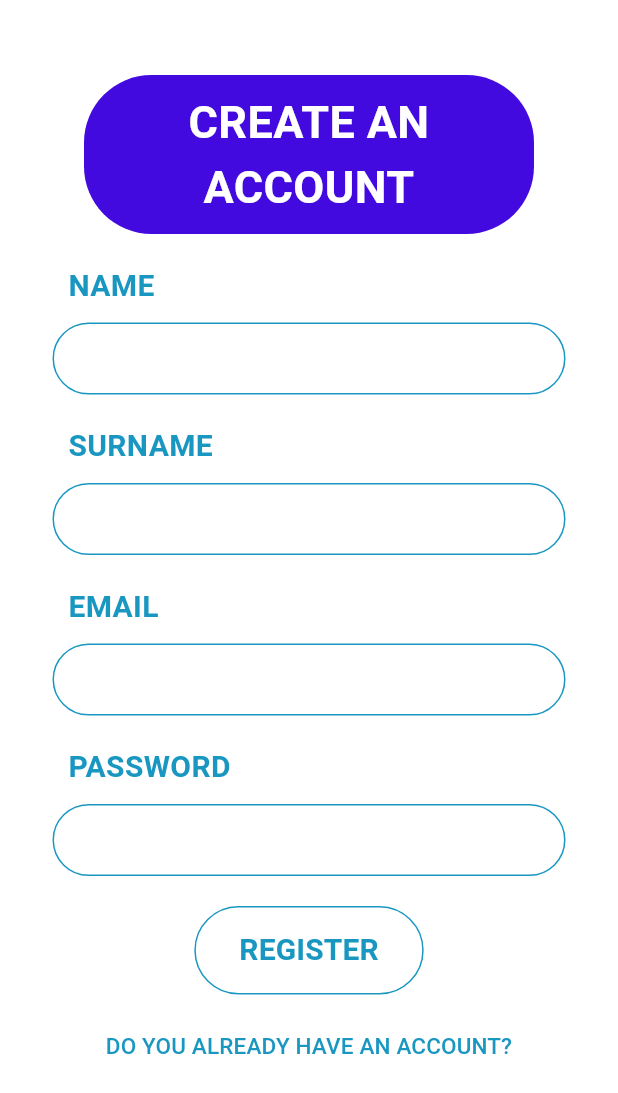
After one commit to veysel-ozdemir/InvestHub-Frontend, a Flutter app: the RegisterPage screen opened by its route, on a phone screen of 412 x 824 dp. The commit adds this screen. Shown: the top 1093 px of the screen. Run offline on Flutter 3.47's test engine with Material 3 defaults, Android fonts, the phone set to English and light mode, and no system bars; our stand-ins replace flutter_riverpod, gap, go_router.

Commit message:
Create: Register Page

```diff
--- a/investhub/lib/const/color_palette.dart
+++ b/investhub/lib/const/color_palette.dart
@@ -6,4 +6,5 @@ class ColorPalette {
 
   static const darkPurple = Color.fromARGB(255, 67, 10, 224);
   static const lightBlue = Color.fromARGB(255, 167, 239, 255);
+  static const blue = Color.fromARGB(255, 25, 151, 193);
 }
--- a/investhub/lib/presentation/pages/account_selection_page.dart
+++ b/investhub/lib/presentation/pages/account_selection_page.dart
@@ -1,9 +1,13 @@
+// ignore_for_file: prefer_typing_uninitialized_variables
+
 import 'package:flutter/material.dart';
 import 'package:flutter_riverpod/flutter_riverpod.dart';
 import 'package:gap/gap.dart';
 import 'package:go_router/go_router.dart';
 import 'package:investhub/const/color_palette.dart';
 import 'package:investhub/presentation/widgets/app_alert.dart';
+import 'package:investhub/route/route_location.dart';
+import 'package:investhub/utils/account_type.dart';
 
 class AccountSelectioPage extends ConsumerStatefulWidget {
   const AccountSelectioPage({super.key});
@@ -18,7 +22,7 @@ class AccountSelectioPage extends ConsumerStatefulWidget {
 }
 
 class _AccountSelectioPageState extends ConsumerState<AccountSelectioPage> {
-  int _selectedAccount = 0;
+  var _selectedAccountType;
 
   @override
   Widget build(BuildContext context) {
@@ -35,14 +39,14 @@ class _AccountSelectioPageState extends ConsumerState<AccountSelectioPage> {
                   Size(250, 90),
                 ),
                 backgroundColor: MaterialStatePropertyAll(
-                  _selectedAccount == 1
+                  _selectedAccountType == AccountType.investor
                       ? ColorPalette.darkPurple
                       : ColorPalette.lightBlue,
                 ),
               ),
               onPressed: () {
                 setState(() {
-                  _selectedAccount = 1;
+                  _selectedAccountType = AccountType.investor;
                 });
               },
               child: Text(
@@ -51,7 +55,7 @@ class _AccountSelectioPageState extends ConsumerState<AccountSelectioPage> {
                 style: TextStyle(
                   fontSize: 20,
                   fontWeight: FontWeight.bold,
-                  color: _selectedAccount == 1
+                  color: _selectedAccountType == AccountType.investor
                       ? ColorPalette.lightBlue
                       : ColorPalette.darkPurple,
                 ),
@@ -64,14 +68,14 @@ class _AccountSelectioPageState extends ConsumerState<AccountSelectioPage> {
                   Size(250, 90),
                 ),
                 backgroundColor: MaterialStatePropertyAll(
-                  _selectedAccount == 2
+                  _selectedAccountType == AccountType.studentCommunity
                       ? ColorPalette.darkPurple
                       : ColorPalette.lightBlue,
                 ),
               ),
               onPressed: () {
                 setState(() {
-                  _selectedAccount = 2;
+                  _selectedAccountType = AccountType.studentCommunity;
                 });
               },
               child: Text(
@@ -80,7 +84,7 @@ class _AccountSelectioPageState extends ConsumerState<AccountSelectioPage> {
                 style: TextStyle(
                   fontSize: 20,
                   fontWeight: FontWeight.bold,
-                  color: _selectedAccount == 2
+                  color: _selectedAccountType == AccountType.studentCommunity
                       ? ColorPalette.lightBlue
                       : ColorPalette.darkPurple,
                 ),
@@ -93,14 +97,14 @@ class _AccountSelectioPageState extends ConsumerState<AccountSelectioPage> {
                   Size(250, 90),
                 ),
                 backgroundColor: MaterialStatePropertyAll(
-                  _selectedAccount == 3
+                  _selectedAccountType == AccountType.individual
                       ? ColorPalette.darkPurple
                       : ColorPalette.lightBlue,
                 ),
               ),
               onPressed: () {
                 setState(() {
-                  _selectedAccount = 3;
+                  _selectedAccountType = AccountType.individual;
                 });
               },
               child: Text(
@@ -109,7 +113,7 @@ class _AccountSelectioPageState extends ConsumerState<AccountSelectioPage> {
                 style: TextStyle(
                   fontSize: 20,
                   fontWeight: FontWeight.bold,
-                  color: _selectedAccount == 3
+                  color: _selectedAccountType == AccountType.individual
                       ? ColorPalette.lightBlue
                       : ColorPalette.darkPurple,
                 ),
@@ -126,7 +130,7 @@ class _AccountSelectioPageState extends ConsumerState<AccountSelectioPage> {
                 ),
               ),
               onPressed: () {
-                if (_selectedAccount == 0) {
+                if (_selectedAccountType == null) {
                   AppAlert.showAccountSelectionAnimatedDialog(context);
                 } else {}
               },
@@ -151,9 +155,14 @@ class _AccountSelectioPageState extends ConsumerState<AccountSelectioPage> {
                 ),
               ),
               onPressed: () {
-                if (_selectedAccount == 0) {
+                if (_selectedAccountType == null) {
                   AppAlert.showAccountSelectionAnimatedDialog(context);
-                } else {}
+                } else {
+                  context.push(
+                    RouteLocations.register,
+                    extra: _selectedAccountType,
+                  );
+                }
               },
               child: const Text(
                 "REGISTER",
--- /dev/null
+++ b/investhub/lib/presentation/pages/register_page.dart
@@ -0,0 +1,299 @@
+import 'package:flutter/material.dart';
+import 'package:gap/gap.dart';
+import 'package:go_router/go_router.dart';
+import 'package:investhub/const/color_palette.dart';
+import 'package:investhub/utils/account_type.dart';
+
+class RegisterPage extends StatefulWidget {
+  final AccountType? accountType;
+  const RegisterPage({
+    super.key,
+    required this.accountType,
+  });
+
+  static RegisterPage builder(BuildContext context, GoRouterState state) =>
+      RegisterPage(
+        accountType: state.extra as AccountType?,
+      );
+
+  @override
+  State<RegisterPage> createState() => _RegisterPageState();
+}
+
+class _RegisterPageState extends State<RegisterPage> {
+  final TextEditingController _nameController = TextEditingController();
+  final TextEditingController _surnameController = TextEditingController();
+  final TextEditingController _emailController = TextEditingController();
+  final TextEditingController _passwordController = TextEditingController();
+
+  @override
+  Widget build(BuildContext context) {
+    return Scaffold(
+      backgroundColor: Colors.white,
+      resizeToAvoidBottomInset: false,
+      body: SizedBox.expand(
+        child: Padding(
+          padding: const EdgeInsets.only(
+            bottom: 20,
+            top: 20,
+            left: 35,
+            right: 35,
+          ),
+          child: Column(
+            crossAxisAlignment: CrossAxisAlignment.center,
+            children: [
+              const Gap(30),
+              Container(
+                width: 300,
+                padding: const EdgeInsets.all(10),
+                alignment: Alignment.center,
+                decoration: const BoxDecoration(
+                  borderRadius: BorderRadius.all(
+                    Radius.circular(45),
+                  ),
+                  color: ColorPalette.darkPurple,
+                ),
+                child: const Text(
+                  "CREATE AN\nACCOUNT",
+                  textAlign: TextAlign.center,
+                  style: TextStyle(
+                    color: Colors.white,
+                    fontSize: 30,
+                    fontWeight: FontWeight.bold,
+                  ),
+                ),
+              ),
+              const Gap(20),
+              Column(
+                crossAxisAlignment: CrossAxisAlignment.start,
+                children: [
+                  const Text(
+                    "\t\tNAME",
+                    style: TextStyle(
+                      color: ColorPalette.blue,
+                      fontSize: 20,
+                      fontWeight: FontWeight.bold,
+                    ),
+                  ),
+                  const Gap(10),
+                  TextFormField(
+                    controller: _nameController,
+                    style: const TextStyle(
+                      color: ColorPalette.darkPurple,
+                      fontSize: 18,
+                    ),
+                    cursorColor: ColorPalette.blue,
+                    decoration: const InputDecoration(
+                      contentPadding: EdgeInsets.symmetric(
+                        vertical: 0,
+                        horizontal: 10,
+                      ),
+                      focusedBorder: OutlineInputBorder(
+                        borderSide: BorderSide(
+                          color: ColorPalette.blue,
+                        ),
+                        borderRadius: BorderRadius.all(
+                          Radius.circular(45),
+                        ),
+                      ),
+                      enabledBorder: OutlineInputBorder(
+                        borderSide: BorderSide(
+                          color: ColorPalette.blue,
+                        ),
+                        borderRadius: BorderRadius.all(
+                          Radius.circular(45),
+                        ),
+                      ),
+                    ),
+                  ),
+                ],
+              ),
+              const Gap(20),
+              Column(
+                crossAxisAlignment: CrossAxisAlignment.start,
+                children: [
+                  const Text(
+                    "\t\tSURNAME",
+                    style: TextStyle(
+                      color: ColorPalette.blue,
+                      fontSize: 20,
+                      fontWeight: FontWeight.bold,
+                    ),
+                  ),
+                  const Gap(10),
+                  TextFormField(
+                    controller: _surnameController,
+                    style: const TextStyle(
+                      color: ColorPalette.darkPurple,
+                      fontSize: 18,
+                    ),
+                    cursorColor: ColorPalette.blue,
+                    decoration: const InputDecoration(
+                      contentPadding: EdgeInsets.symmetric(
+                        vertical: 0,
+                        horizontal: 10,
+                      ),
+                      focusedBorder: OutlineInputBorder(
+                        borderSide: BorderSide(
+                          color: ColorPalette.blue,
+                        ),
+                        borderRadius: BorderRadius.all(
+                          Radius.circular(45),
+                        ),
+                      ),
+                      enabledBorder: OutlineInputBorder(
+                        borderSide: BorderSide(
+                          color: ColorPalette.blue,
+                        ),
+                        borderRadius: BorderRadius.all(
+                          Radius.circular(45),
+                        ),
+                      ),
+                    ),
+                  ),
+                ],
+              ),
+              const Gap(20),
+              Column(
+                crossAxisAlignment: CrossAxisAlignment.start,
+                children: [
+                  const Text(
+                    "\t\tEMAIL",
+                    style: TextStyle(
+                      color: ColorPalette.blue,
+                      fontSize: 20,
+                      fontWeight: FontWeight.bold,
+                    ),
+                  ),
+                  const Gap(10),
+                  TextFormField(
+                    controller: _emailController,
+                    style: const TextStyle(
+                      color: ColorPalette.darkPurple,
+                      fontSize: 18,
+                    ),
+                    cursorColor: ColorPalette.blue,
+                    decoration: const InputDecoration(
+                      contentPadding: EdgeInsets.symmetric(
+                        vertical: 0,
+                        horizontal: 10,
+                      ),
+                      focusedBorder: OutlineInputBorder(
+                        borderSide: BorderSide(
+                          color: ColorPalette.blue,
+                        ),
+                        borderRadius: BorderRadius.all(
+                          Radius.circular(45),
+                        ),
+                      ),
+                      enabledBorder: OutlineInputBorder(
+                        borderSide: BorderSide(
+                          color: ColorPalette.blue,
+                        ),
+                        borderRadius: BorderRadius.all(
+                          Radius.circular(45),
+                        ),
+                      ),
+                    ),
+                  ),
+                ],
+              ),
+              const Gap(20),
+              Column(
+                crossAxisAlignment: CrossAxisAlignment.start,
+                children: [
+                  const Text(
+                    "\t\tPASSWORD",
+                    style: TextStyle(
+                      color: ColorPalette.blue,
+                      fontSize: 20,
+                      fontWeight: FontWeight.bold,
+                    ),
+                  ),
+                  const Gap(10),
+                  TextFormField(
+                    controller: _passwordController,
+                    style: const TextStyle(
+                      color: ColorPalette.darkPurple,
+                      fontSize: 18,
+                    ),
+                    cursorColor: ColorPalette.blue,
+                    decoration: const InputDecoration(
+                      contentPadding: EdgeInsets.symmetric(
+                        vertical: 0,
+                        horizontal: 10,
+                      ),
+                      focusedBorder: OutlineInputBorder(
+                        borderSide: BorderSide(
+                          color: ColorPalette.blue,
+                        ),
+                        borderRadius: BorderRadius.all(
+                          Radius.circular(45),
+                        ),
+                      ),
+                      enabledBorder: OutlineInputBorder(
+                        borderSide: BorderSide(
+                          color: ColorPalette.blue,
+                        ),
+                        borderRadius: BorderRadius.all(
+                          Radius.circular(45),
+                        ),
+                      ),
+                    ),
+                  ),
+                ],
+              ),
+              const Gap(20),
+              Column(
+                children: [
+                  OutlinedButton(
+                    onPressed: () {},
+                    style: ButtonStyle(
+                        side: const MaterialStatePropertyAll(
+                          BorderSide(
+                            color: ColorPalette.blue,
+                          ),
+                        ),
+                        backgroundColor:
+                            const MaterialStatePropertyAll(Colors.white),
+                        shape: MaterialStatePropertyAll(
+                          RoundedRectangleBorder(
+                            borderRadius: BorderRadius.circular(30),
+                          ),
+                        ),
+                        padding: const MaterialStatePropertyAll(
+                          EdgeInsets.symmetric(
+                            horizontal: 30,
+                            vertical: 15,
+                          ),
+                        )),
+                    child: const Text(
+                      "REGISTER",
+                      style: TextStyle(
+                        color: ColorPalette.blue,
+                        fontWeight: FontWeight.bold,
+                        fontSize: 20,
+                      ),
+                    ),
+                  ),
+                  const Gap(10),
+                  TextButton(
+                    onPressed: () {},
+                    child: const Text(
+                      "DO YOU ALREADY HAVE AN ACCOUNT?",
+                      textAlign: TextAlign.center,
+                      style: TextStyle(
+                        color: ColorPalette.blue,
+                        fontSize: 15,
+                      ),
+                    ),
+                  ),
+                ],
+              ),
+            ],
+          ),
+        ),
+      ),
+    );
+  }
+}
--- a/investhub/lib/route/app_routes.dart
+++ b/investhub/lib/route/app_routes.dart
@@ -1,6 +1,7 @@
 import 'package:flutter/material.dart';
 import 'package:go_router/go_router.dart';
 import 'package:investhub/presentation/pages/account_selection_page.dart';
+import 'package:investhub/presentation/pages/register_page.dart';
 import 'package:investhub/presentation/pages/start_page.dart';
 import 'package:investhub/route/route_location.dart';
 
@@ -17,4 +18,9 @@ final appRoutes = [
     parentNavigatorKey: navigationKey,
     builder: AccountSelectioPage.builder,
   ),
+  GoRoute(
+    path: RouteLocations.register,
+    parentNavigatorKey: navigationKey,
+    builder: RegisterPage.builder,
+  ),
 ];
--- a/investhub/lib/route/route_location.dart
+++ b/investhub/lib/route/route_location.dart
@@ -3,4 +3,5 @@ class RouteLocations {
 
   static String get start => '/start';
   static String get accountSelection => '/account-selection';
+  static String get register => '/register';
 }
--- /dev/null
+++ b/investhub/lib/utils/account_type.dart
@@ -0,0 +1,5 @@
+enum AccountType {
+  investor,
+  studentCommunity,
+  individual,
+}
```
